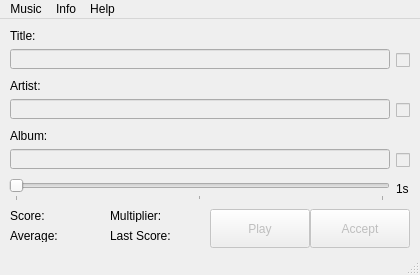
Before: the Qt Designer form res/musec.ui in Mystler/Musec, drawn with Qt 5.
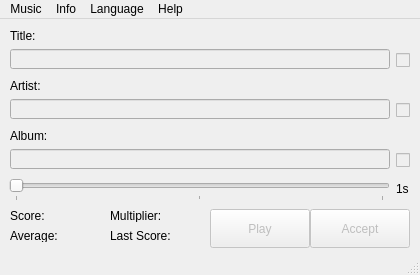
After: the same form once the commit is applied. Icons and pictures are not drawn.

```diff
--- a/res/musec.ui
+++ b/res/musec.ui
@@ -333,8 +333,16 @@
     <addaction name="actAbout"/>
     <addaction name="actAboutQt"/>
    </widget>
+   <widget class="QMenu" name="menuLanguage">
+    <property name="title">
+     <string>Language</string>
+    </property>
+    <addaction name="actLangEn"/>
+    <addaction name="actLangDe"/>
+   </widget>
    <addaction name="menuMusic"/>
    <addaction name="menuInfo"/>
+   <addaction name="menuLanguage"/>
    <addaction name="menuHelp"/>
   </widget>
   <widget class="QStatusBar" name="statusbar">
```
Left out of the diff: 20 changed lines with no effect on the pictures.
